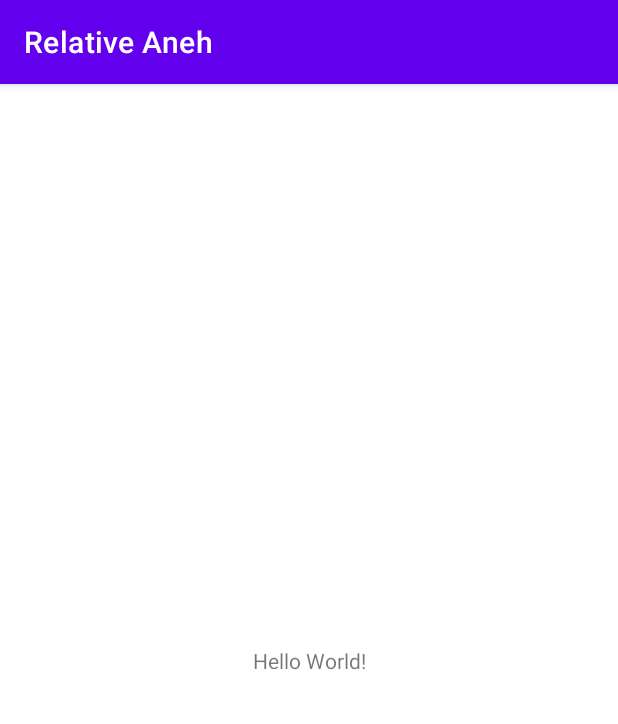
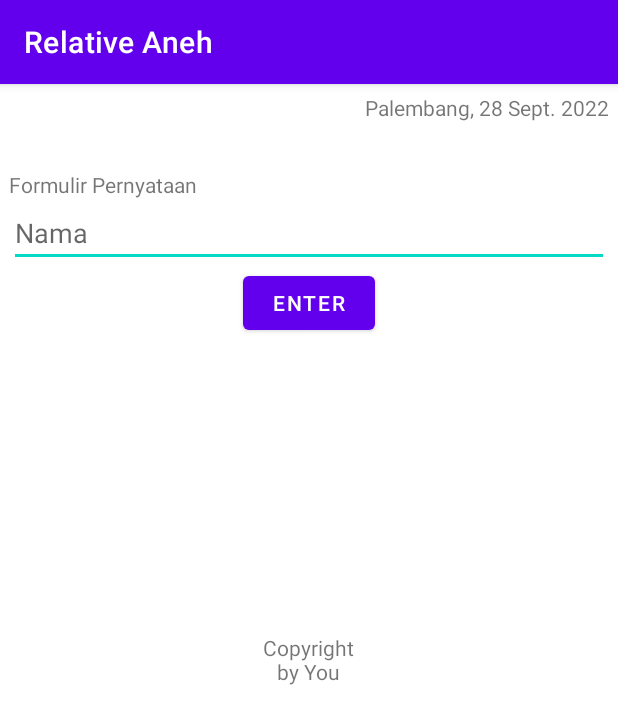
Before and after one commit to darkviolet21/RelativeAneh, an Android app: the screen it shows after launch (MainActivity), on a phone screen of 412 x 824 dp. Shown: the top 724 px of the screen. Run offline under Robolectric (Android 15) with nearby library versions, the phone set to English and light mode, and no system bars.

Commit message:
Pertemuan 6
membuat project Relative Aneh

```diff
--- a/app/src/main/res/layout/activity_main.xml
+++ b/app/src/main/res/layout/activity_main.xml
@@ -1,18 +1,48 @@
 <?xml version="1.0" encoding="utf-8"?>
-<androidx.constraintlayout.widget.ConstraintLayout xmlns:android="http://schemas.android.com/apk/res/android"
+<RelativeLayout xmlns:android="http://schemas.android.com/apk/res/android"
     xmlns:app="http://schemas.android.com/apk/res-auto"
     xmlns:tools="http://schemas.android.com/tools"
     android:layout_width="match_parent"
     android:layout_height="match_parent"
+    android:layout_margin="6dp"
     tools:context=".MainActivity">
 
     <TextView
+        android:id="@+id/tv_tanggal"
         android:layout_width="wrap_content"
         android:layout_height="wrap_content"
-        android:text="Hello World!"
-        app:layout_constraintBottom_toBottomOf="parent"
-        app:layout_constraintEnd_toEndOf="parent"
-        app:layout_constraintStart_toStartOf="parent"
-        app:layout_constraintTop_toTopOf="parent" />
+        android:text="Palembang, 28 Sept. 2022"
+        android:layout_alignParentRight="true"/>
 
-</androidx.constraintlayout.widget.ConstraintLayout>
+    <TextView
+        android:id="@+id/tv_formulir_pernyataan"
+        android:layout_width="wrap_content"
+        android:layout_height="wrap_content"
+        android:text="Formulir Pernyataan"
+        android:layout_below="@id/tv_tanggal"
+        android:layout_marginTop="32dp"/>
+
+    <EditText
+        android:id="@+id/et_nama"
+        android:layout_width="match_parent"
+        android:layout_height="wrap_content"
+        android:hint="Nama"
+        android:layout_below="@id/tv_formulir_pernyataan"/>
+
+    <Button
+        android:id="@+id/btn_enter"
+        android:layout_width="wrap_content"
+        android:layout_height="wrap_content"
+        android:text="ENTER"
+        android:layout_below="@id/et_nama"
+        android:layout_centerHorizontal="true"/>
+
+    <TextView
+        android:id="@+id/tv_copyright"
+        android:layout_width="wrap_content"
+        android:layout_height="wrap_content"
+        android:text="Copyright\nby You"
+        android:gravity="center"
+        android:layout_centerInParent="true"/>
+
+</RelativeLayout>
```
